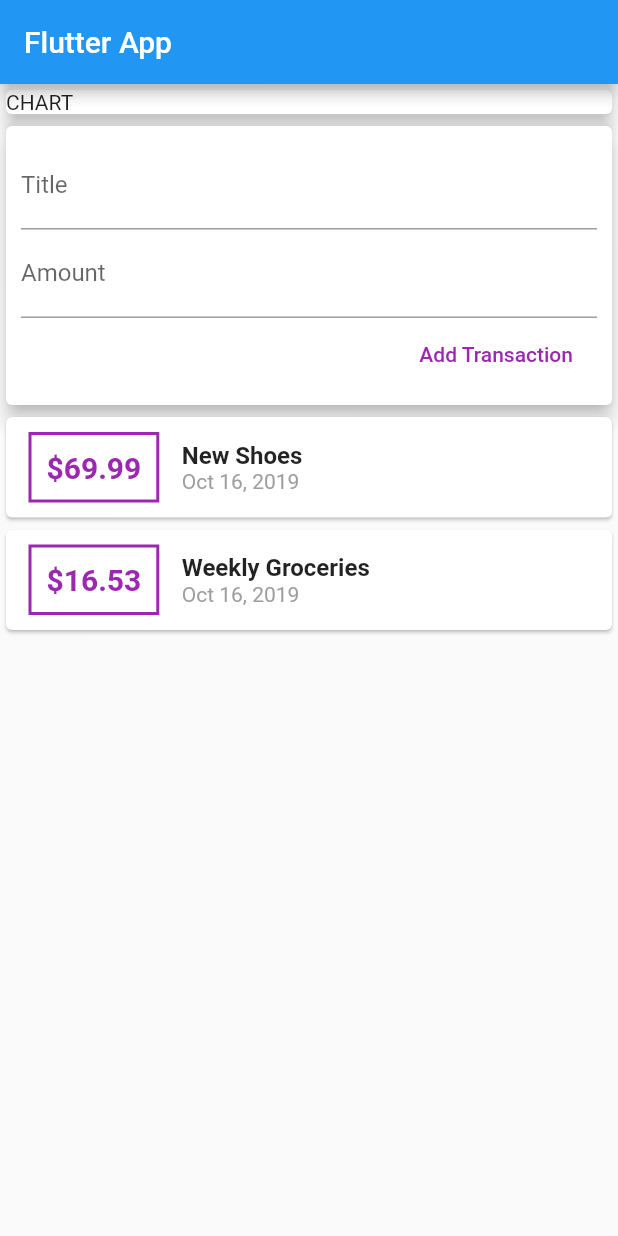
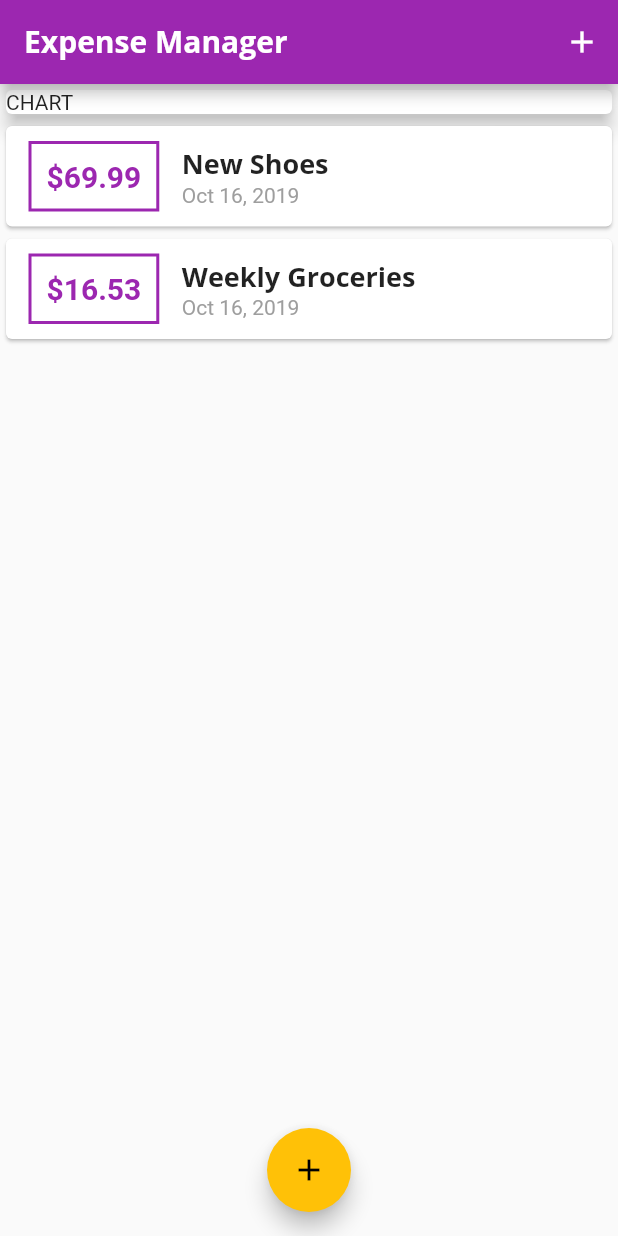
Before and after one commit to harishkrishnan24/expense-manager, a Flutter app: the screen it shows after launch, on a phone screen of 412 x 824 dp. Run offline on Flutter 3.47's test engine with Material 2 defaults, Android fonts, the phone set to English and light mode, and no system bars.

Commit message:
Add theme and fonts

```diff
--- a/lib/main.dart
+++ b/lib/main.dart
@@ -1,6 +1,9 @@
 import 'package:flutter/material.dart';
 
-import './widgets/user_transactions.dart';
+import './widgets/transaction_list.dart';
+import './widgets/new_transaction.dart';
+
+import './models/transaction.dart';
 
 void main() => runApp(MyApp());
 
@@ -8,18 +11,91 @@ class MyApp extends StatelessWidget {
   @override
   Widget build(BuildContext context) {
     return MaterialApp(
-      title: 'Flutter App',
+      title: 'Expense Manager',
+      theme: ThemeData(
+        primarySwatch: Colors.purple,
+        accentColor: Colors.amber,
+        fontFamily: 'Quicksand',
+        textTheme: ThemeData.light().textTheme.copyWith(
+              title: TextStyle(
+                fontFamily: 'OpenSans',
+                fontWeight: FontWeight.bold,
+                fontSize: 18,
+              ),
+            ),
+        appBarTheme: AppBarTheme(
+          textTheme: ThemeData.light().textTheme.copyWith(
+                title: TextStyle(
+                  fontFamily: 'OpenSans',
+                  fontSize: 20,
+                  fontWeight: FontWeight.bold,
+                ),
+              ),
+        ),
+      ),
       home: MyHomePage(),
     );
   }
 }
 
-class MyHomePage extends StatelessWidget {
+class MyHomePage extends StatefulWidget {
+  @override
+  _MyHomePageState createState() => _MyHomePageState();
+}
+
+class _MyHomePageState extends State<MyHomePage> {
+  final List<Transaction> _userTransactions = [
+    Transaction(
+      id: 't1',
+      title: 'New Shoes',
+      amount: 69.99,
+      date: DateTime.now(),
+    ),
+    Transaction(
+      id: 't2',
+      title: 'Weekly Groceries',
+      amount: 16.53,
+      date: DateTime.now(),
+    ),
+  ];
+
+  void _addNewTransaction(String txTitle, double txAmount) {
+    final newTx = Transaction(
+      title: txTitle,
+      amount: txAmount,
+      date: DateTime.now(),
+      id: DateTime.now().toString(),
+    );
+
+    setState(() {
+      _userTransactions.add(newTx);
+    });
+  }
+
+  void _startAddNewTransaction(BuildContext ctx) {
+    showModalBottomSheet(
+      context: ctx,
+      builder: (_) {
+        return GestureDetector(
+          onTap: () {},
+          child: NewTransaction(_addNewTransaction),
+          behavior: HitTestBehavior.opaque,
+        );
+      },
+    );
+  }
+
   @override
   Widget build(BuildContext context) {
     return Scaffold(
       appBar: AppBar(
-        title: Text('Flutter App'),
+        title: Text('Expense Manager'),
+        actions: <Widget>[
+          IconButton(
+            icon: Icon(Icons.add),
+            onPressed: () => _startAddNewTransaction(context),
+          ),
+        ],
       ),
       body: SingleChildScrollView(
         child: Column(
@@ -32,9 +108,14 @@ class MyHomePage extends StatelessWidget {
                 elevation: 5,
               ),
             ),
-            UserTransactions(),
+            TransactionList(_userTransactions),
           ],
         ),
+      ),
+      floatingActionButtonLocation: FloatingActionButtonLocation.centerFloat,
+      floatingActionButton: FloatingActionButton(
+        child: Icon(Icons.add),
+        onPressed: () => _startAddNewTransaction(context),
       ),
     );
   }
--- a/lib/widgets/new_transaction.dart
+++ b/lib/widgets/new_transaction.dart
@@ -1,11 +1,18 @@
 import 'package:flutter/material.dart';
 
-class NewTransaction extends StatelessWidget {
-  final titleController = TextEditingController();
-  final amountController = TextEditingController();
+class NewTransaction extends StatefulWidget {
   final Function addTx;
 
   NewTransaction(this.addTx);
+
+  @override
+  _NewTransactionState createState() => _NewTransactionState();
+}
+
+class _NewTransactionState extends State<NewTransaction> {
+  final titleController = TextEditingController();
+
+  final amountController = TextEditingController();
 
   void submitData() {
     final enteredTitle = titleController.text;
@@ -15,10 +22,12 @@ class NewTransaction extends StatelessWidget {
       return;
     }
 
-    addTx(
+    widget.addTx(
       enteredTitle,
       enteredAmount,
     );
+
+    Navigator.of(context).pop();
   }
 
   @override
--- a/lib/widgets/transaction_list.dart
+++ b/lib/widgets/transaction_list.dart
@@ -24,7 +24,7 @@ class TransactionList extends StatelessWidget {
                   ),
                   decoration: BoxDecoration(
                     border: Border.all(
-                      color: Colors.purple,
+                      color: Theme.of(context).primaryColor,
                       width: 2,
                     ),
                   ),
@@ -34,7 +34,7 @@ class TransactionList extends StatelessWidget {
                     style: TextStyle(
                       fontWeight: FontWeight.bold,
                       fontSize: 20,
-                      color: Colors.purple,
+                      color: Theme.of(context).primaryColor,
                     ),
                   ),
                 ),
@@ -43,10 +43,7 @@ class TransactionList extends StatelessWidget {
                   children: <Widget>[
                     Text(
                       transactions[index].title,
-                      style: TextStyle(
-                        fontSize: 16,
-                        fontWeight: FontWeight.bold,
-                      ),
+                      style: Theme.of(context).textTheme.title,
                     ),
                     Text(DateFormat.yMMMd().format(transactions[index].date),
                         style: TextStyle(
--- a/lib/widgets/user_transactions.dart
+++ /dev/null
@@ -1,51 +0,0 @@
-import 'package:flutter/material.dart';
-
-import './new_transaction.dart';
-import './transaction_list.dart';
-
-import '../models/transaction.dart';
-
-class UserTransactions extends StatefulWidget {
-  @override
-  _UserTransactionsState createState() => _UserTransactionsState();
-}
-
-class _UserTransactionsState extends State<UserTransactions> {
-  final List<Transaction> _userTransactions = [
-    Transaction(
-      id: 't1',
-      title: 'New Shoes',
-      amount: 69.99,
-      date: DateTime.now(),
-    ),
-    Transaction(
-      id: 't2',
-      title: 'Weekly Groceries',
-      amount: 16.53,
-      date: DateTime.now(),
-    ),
-  ];
-
-  void _addNewTransaction(String txTitle, double txAmount) {
-    final newTx = Transaction(
-      title: txTitle,
-      amount: txAmount,
-      date: DateTime.now(),
-      id: DateTime.now().toString(),
-    );
-
-    setState(() {
-      _userTransactions.add(newTx);
-    });
-  }
-
-  @override
-  Widget build(BuildContext context) {
-    return Column(
-      children: <Widget>[
-        NewTransaction(_addNewTransaction),
-        TransactionList(_userTransactions),
-      ],
-    );
-  }
-}
```
Also changed, not shown: pubspec.yaml (+11 -6 lines), assets/fonts/OpenSans-Bold.ttf (added), assets/fonts/OpenSans-Regular.ttf (added), assets/fonts/Quicksand-Bold.ttf (added), assets/fonts/Quicksand-Light.ttf (added), assets/fonts/Quicksand-Medium.ttf (added), assets/fonts/Quicksand-Regular.ttf (added).
